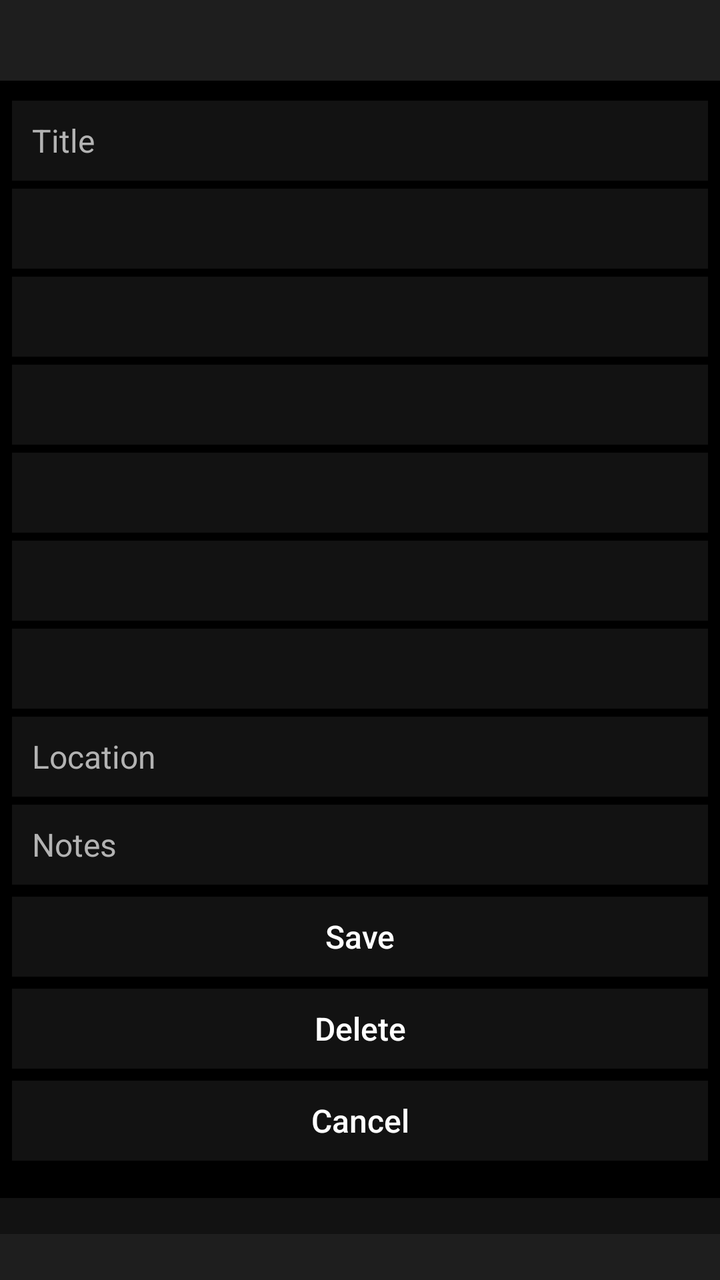
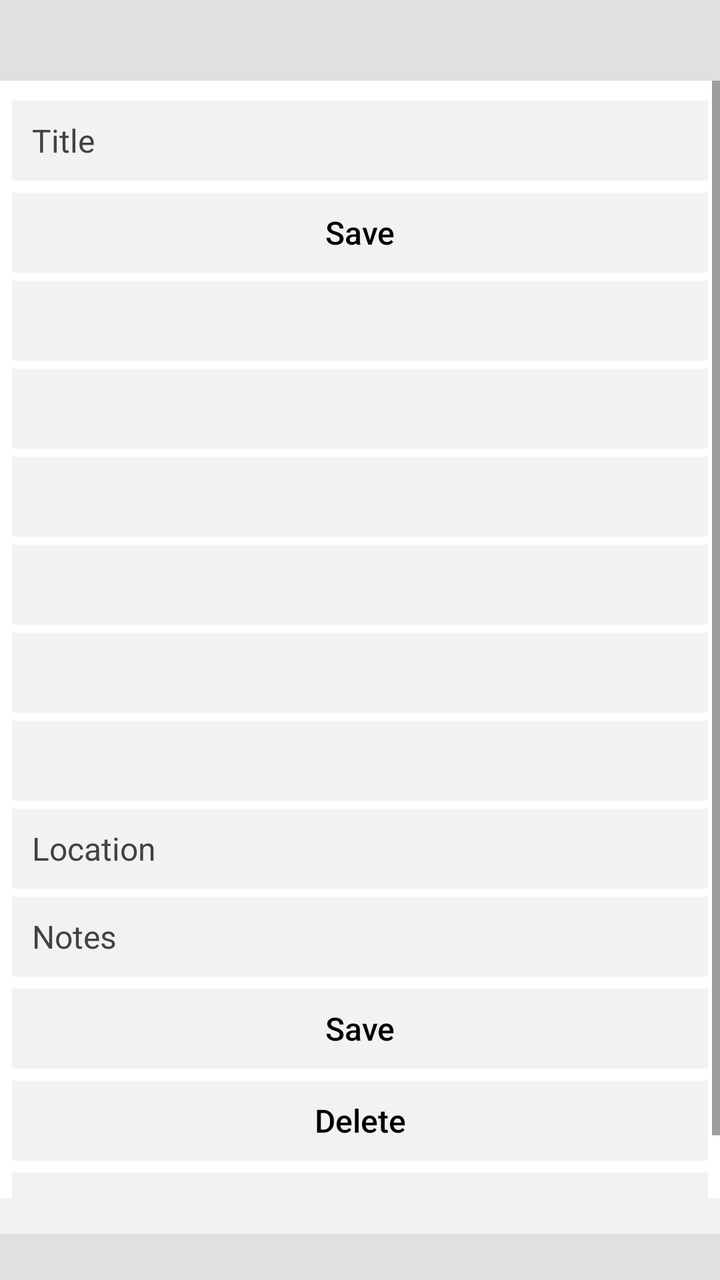

The first picture is an Android layout as it rendered before a commit; the second is the same layout after the commit. The layout source and the unified diff follow.
<!-- AndroidManifest.xml: application theme AppTheme -->
<!-- res/layout/activity_event_edit.xml -->
<?xml version="1.0" encoding="utf-8"?>
<LinearLayout xmlns:android="http://schemas.android.com/apk/res/android"
    android:layout_width="match_parent"
    android:layout_height="match_parent"
    android:background="?attr/tcBackground"
    android:orientation="vertical">

    <include layout="@layout/title_bar" />

    <ScrollView
        android:id="@+id/scroll"
        android:layout_width="match_parent"
        android:layout_height="0dp"
        android:layout_weight="1"
        android:overScrollMode="never">

        <LinearLayout
            android:layout_width="match_parent"
            android:layout_height="wrap_content"
            android:descendantFocusability="afterDescendants"
            android:orientation="vertical"
            android:padding="@dimen/gutter">

            <EditText
                android:id="@+id/title_field"
                style="@style/EditField"
                android:hint="@string/event_title_hint"
                android:inputType="textCapSentences" />

            <TextView android:id="@+id/all_day" style="@style/StepperRow" />
            <TextView android:id="@+id/start_date" style="@style/StepperRow" />
            <TextView android:id="@+id/start_time" style="@style/StepperRow" />
            <TextView android:id="@+id/end_date" style="@style/StepperRow" />
            <TextView android:id="@+id/end_time" style="@style/StepperRow" />
            <TextView android:id="@+id/repeat" style="@style/StepperRow" />

            <EditText
                android:id="@+id/location_field"
                style="@style/EditField"
                android:hint="@string/event_location_hint"
                android:inputType="textCapSentences" />

            <EditText
                android:id="@+id/notes_field"
                style="@style/EditField"
                android:hint="@string/event_notes_hint"
                android:inputType="textCapSentences|textMultiLine"
                android:maxLines="4" />

            <TextView
                android:id="@+id/error"
                android:layout_width="match_parent"
                android:layout_height="wrap_content"
                android:textColor="?attr/tcError"
                android:textSize="@dimen/text_meta"
                android:visibility="gone" />

            <Button android:id="@+id/save" style="@style/RowButton" android:text="@string/feed_save" />
            <Button android:id="@+id/delete" style="@style/RowButton" android:text="@string/delete" />
            <Button android:id="@+id/cancel" style="@style/RowButton" android:text="@string/feed_cancel" />
        </LinearLayout>
    </ScrollView>

    
    <TextView
        android:id="@+id/hint"
        android:layout_width="match_parent"
        android:layout_height="18dp"
        android:background="?attr/tcSurface"
        android:ellipsize="end"
        android:maxLines="1"
        android:paddingStart="@dimen/gutter"
        android:paddingEnd="@dimen/gutter"
        android:textColor="?attr/tcTextSecondary"
        android:textSize="11sp" />

    <include layout="@layout/softkey_bar" />
</LinearLayout>
<!-- res/layout/title_bar.xml (included above) -->
<?xml version="1.0" encoding="utf-8"?>
<LinearLayout xmlns:android="http://schemas.android.com/apk/res/android"
    android:layout_width="match_parent"
    android:layout_height="wrap_content"
    android:background="?attr/tcSurfaceHeader"
    android:focusable="false"
    android:orientation="vertical"
    android:paddingStart="@dimen/gutter"
    android:paddingEnd="@dimen/gutter">

    <TextView
        android:id="@+id/title"
        android:layout_width="match_parent"
        android:layout_height="wrap_content"
        android:ellipsize="end"
        android:maxLines="1"
        android:textColor="?attr/tcTextPrimary"
        android:textSize="@dimen/text_header" />

    <TextView
        android:id="@+id/status"
        android:layout_width="match_parent"
        android:layout_height="16dp"
        android:ellipsize="end"
        android:maxLines="1"
        android:textColor="?attr/tcTextSecondary"
        android:textSize="11sp" />
</LinearLayout>
<!-- res/layout/softkey_bar.xml (included above) -->
<?xml version="1.0" encoding="utf-8"?>
<LinearLayout xmlns:android="http://schemas.android.com/apk/res/android"
    android:id="@+id/softkey_bar"
    android:layout_width="match_parent"
    android:layout_height="wrap_content"
    android:background="?attr/tcSurfaceHeader"
    android:focusable="false"
    android:orientation="horizontal"
    android:paddingStart="@dimen/gutter"
    android:paddingEnd="@dimen/gutter">

    <TextView
        android:id="@+id/softkey_left"
        style="@style/Softkey"
        android:gravity="start" />

    <TextView
        android:id="@+id/softkey_center"
        style="@style/Softkey"
        android:gravity="center"
        android:textColor="?attr/tcTextPrimary" />

    <TextView
        android:id="@+id/softkey_right"
        style="@style/Softkey"
        android:gravity="end" />
</LinearLayout>
<!-- resources referenced by this layout -->
<resources>
  <dimen name="gutter">6dp</dimen>
  <dimen name="text_header">18sp</dimen>
  <dimen name="text_meta">13sp</dimen>
  <string name="delete">Delete</string>
  <string name="event_location_hint">Location</string>
  <string name="event_notes_hint">Notes</string>
  <string name="event_title_hint">Title</string>
  <string name="feed_cancel">Cancel</string>
  <string name="feed_save">Save</string>
  <style name="AppTheme" parent="AppTheme.Dark" />
  <dimen name="row_min_height">40dp</dimen>
  <dimen name="text_body">16sp</dimen>
  <dimen name="text_softkey">14sp</dimen>
  <style name="AppTheme.Dark" parent="@android:style/Theme.Material.NoActionBar">
          <item name="tcBackground">@color/dark_background</item>
          <item name="tcSurface">@color/dark_surface</item>
          <item name="tcSurfaceHeader">@color/dark_surface_header</item>
          <item name="tcTextPrimary">@color/dark_text_primary</item>
          <item name="tcTextSecondary">@color/dark_text_secondary</item>
          <item name="tcAccent">@color/dark_accent</item>
          <item name="tcAccentText">@color/dark_accent</item>
          <item name="tcOnAccent">@color/dark_on_accent</item>
          <item name="tcFocusFill">@color/dark_focus_fill</item>
          <item name="tcError">@color/dark_error</item>
          <item name="tcDivider">@color/dark_divider</item>
          <item name="tcGridLine">@color/dark_grid_line</item>
          <item name="tcOutOfMonth">@color/dark_out_of_month</item>
          <item name="tcIsLight">false</item>
          <item name="android:statusBarColor">@color/dark_background</item>
          <item name="android:windowBackground">@color/dark_background</item>
          <item name="android:colorBackground">@color/dark_background</item>
          <item name="android:colorPrimary">@color/dark_surface_header</item>
          <item name="android:colorPrimaryDark">@color/dark_background</item>
          <item name="android:colorAccent">@color/dark_accent</item>
          <item name="android:textColorPrimary">@color/dark_text_primary</item>
          <item name="android:textColorSecondary">@color/dark_text_secondary</item>
          <item name="android:windowAnimationStyle">@null</item>
          <item name="android:windowContentTransitions">false</item>
          <item name="android:alertDialogTheme">@style/AppDialog.Dark</item>
      </style>
  <color name="dark_background">#FF000000</color>
  <color name="dark_surface">#FF121212</color>
  <color name="dark_surface_header">#FF1E1E1E</color>
  <color name="dark_text_primary">#FFFFFFFF</color>
  <color name="dark_text_secondary">#FFB3B3B3</color>
  <color name="dark_accent">#FF4DB6AC</color>
  <color name="dark_on_accent">#FF000000</color>
  <color name="dark_focus_fill">#404DB6AC</color>
  <color name="dark_error">#FFFF8A80</color>
  <color name="dark_divider">#FF333333</color>
  <color name="dark_grid_line">#FF3A3A3A</color>
  <color name="dark_out_of_month">#FF0B0B0B</color>
  <style name="AppDialog.Dark" parent="@android:style/Theme.Material.Dialog.Alert">
          <item name="android:colorAccent">@color/dark_accent</item>
          
          <item name="tcAccent">@color/dark_accent</item>
          <item name="tcAccentText">@color/dark_accent</item>
          <item name="tcFocusFill">@color/dark_focus_fill</item>
          <item name="tcTextPrimary">@color/dark_text_primary</item>
          <item name="tcTextSecondary">@color/dark_text_secondary</item>
          <item name="tcOnAccent">@color/dark_on_accent</item>
          <item name="tcIsLight">false</item>
          <item name="android:listViewStyle">@style/DialogList</item>
          <item name="android:windowAnimationStyle">@null</item>
          <item name="android:textSize">@dimen/text_body</item>
      </style>
  <dimen name="focus_bar">6dp</dimen>
  <!-- unchanged entries left out for length: 8 -->
</resources>

<!-- the commit's change to res/layout/activity_event_edit.xml (unified diff, before → after) -->
@@ -26,6 +26,9 @@
                 style="@style/EditField"
                 android:hint="@string/event_title_hint"
                 android:inputType="textCapSentences" />
+
+            
+            <Button android:id="@+id/save_top" style="@style/RowButton" android:text="@string/feed_save" />
 
             <TextView android:id="@+id/all_day" style="@style/StepperRow" />
             <TextView android:id="@+id/start_date" style="@style/StepperRow" />
<!-- resource entries referenced after the edit -->
@@ -9,59 +9,61 @@
   <string name="event_title_hint">Title</string>
   <string name="feed_cancel">Cancel</string>
   <string name="feed_save">Save</string>
-  <style name="AppTheme" parent="AppTheme.Dark" />
+  <style name="AppTheme" parent="AppTheme.Light" />
   <dimen name="row_min_height">40dp</dimen>
   <dimen name="text_body">16sp</dimen>
   <dimen name="text_softkey">14sp</dimen>
-  <style name="AppTheme.Dark" parent="@android:style/Theme.Material.NoActionBar">
-          <item name="tcBackground">@color/dark_background</item>
-          <item name="tcSurface">@color/dark_surface</item>
-          <item name="tcSurfaceHeader">@color/dark_surface_header</item>
-          <item name="tcTextPrimary">@color/dark_text_primary</item>
-          <item name="tcTextSecondary">@color/dark_text_secondary</item>
-          <item name="tcAccent">@color/dark_accent</item>
-          <item name="tcAccentText">@color/dark_accent</item>
-          <item name="tcOnAccent">@color/dark_on_accent</item>
-          <item name="tcFocusFill">@color/dark_focus_fill</item>
-          <item name="tcError">@color/dark_error</item>
-          <item name="tcDivider">@color/dark_divider</item>
-          <item name="tcGridLine">@color/dark_grid_line</item>
-          <item name="tcOutOfMonth">@color/dark_out_of_month</item>
-          <item name="tcIsLight">false</item>
-          <item name="android:statusBarColor">@color/dark_background</item>
-          <item name="android:windowBackground">@color/dark_background</item>
-          <item name="android:colorBackground">@color/dark_background</item>
-          <item name="android:colorPrimary">@color/dark_surface_header</item>
-          <item name="android:colorPrimaryDark">@color/dark_background</item>
-          <item name="android:colorAccent">@color/dark_accent</item>
-          <item name="android:textColorPrimary">@color/dark_text_primary</item>
-          <item name="android:textColorSecondary">@color/dark_text_secondary</item>
+  <style name="AppTheme.Light" parent="@android:style/Theme.Material.Light.NoActionBar">
+          <item name="tcBackground">@color/light_background</item>
+          <item name="tcSurface">@color/light_surface</item>
+          <item name="tcSurfaceHeader">@color/light_surface_header</item>
+          <item name="tcTextPrimary">@color/light_text_primary</item>
+          <item name="tcTextSecondary">@color/light_text_secondary</item>
+          <item name="tcAccent">@color/light_accent</item>
+          <item name="tcAccentText">@color/light_accent_text</item>
+          <item name="tcOnAccent">@color/light_on_accent</item>
+          <item name="tcFocusFill">@color/light_focus_fill</item>
+          <item name="tcError">@color/light_error</item>
+          <item name="tcDivider">@color/light_divider</item>
+          <item name="tcGridLine">@color/light_grid_line</item>
+          <item name="tcOutOfMonth">@color/light_out_of_month</item>
+          <item name="tcIsLight">true</item>
+          
+          <item name="android:statusBarColor">@color/light_accent_text</item>
+          <item name="android:windowBackground">@color/light_background</item>
+          <item name="android:colorBackground">@color/light_background</item>
+          <item name="android:colorPrimary">@color/light_surface_header</item>
+          <item name="android:colorPrimaryDark">@color/light_accent_text</item>
+          <item name="android:colorAccent">@color/light_accent</item>
+          <item name="android:textColorPrimary">@color/light_text_primary</item>
+          <item name="android:textColorSecondary">@color/light_text_secondary</item>
           <item name="android:windowAnimationStyle">@null</item>
           <item name="android:windowContentTransitions">false</item>
-          <item name="android:alertDialogTheme">@style/AppDialog.Dark</item>
+          <item name="android:alertDialogTheme">@style/AppDialog.Light</item>
       </style>
-  <color name="dark_background">#FF000000</color>
-  <color name="dark_surface">#FF121212</color>
-  <color name="dark_surface_header">#FF1E1E1E</color>
-  <color name="dark_text_primary">#FFFFFFFF</color>
-  <color name="dark_text_secondary">#FFB3B3B3</color>
-  <color name="dark_accent">#FF4DB6AC</color>
-  <color name="dark_on_accent">#FF000000</color>
-  <color name="dark_focus_fill">#404DB6AC</color>
-  <color name="dark_error">#FFFF8A80</color>
-  <color name="dark_divider">#FF333333</color>
-  <color name="dark_grid_line">#FF3A3A3A</color>
-  <color name="dark_out_of_month">#FF0B0B0B</color>
-  <style name="AppDialog.Dark" parent="@android:style/Theme.Material.Dialog.Alert">
-          <item name="android:colorAccent">@color/dark_accent</item>
+  <color name="light_background">#FFFFFFFF</color>
+  <color name="light_surface">#FFF2F2F2</color>
+  <color name="light_surface_header">#FFE0E0E0</color>
+  <color name="light_text_primary">#FF000000</color>
+  <color name="light_text_secondary">#FF424242</color>
+  <color name="light_accent">#FF00796B</color>
+  <color name="light_accent_text">#FF00574B</color>
+  <color name="light_on_accent">#FFFFFFFF</color>
+  <color name="light_focus_fill">#3300796B</color>
+  <color name="light_error">#FFB71C1C</color>
+  <color name="light_divider">#FFCCCCCC</color>
+  <color name="light_grid_line">#FFBDBDBD</color>
+  <color name="light_out_of_month">#FFEEEEEE</color>
+  <style name="AppDialog.Light" parent="@android:style/Theme.Material.Light.Dialog.Alert">
+          <item name="android:colorAccent">@color/light_accent</item>
           
-          <item name="tcAccent">@color/dark_accent</item>
-          <item name="tcAccentText">@color/dark_accent</item>
-          <item name="tcFocusFill">@color/dark_focus_fill</item>
-          <item name="tcTextPrimary">@color/dark_text_primary</item>
-          <item name="tcTextSecondary">@color/dark_text_secondary</item>
-          <item name="tcOnAccent">@color/dark_on_accent</item>
-          <item name="tcIsLight">false</item>
+          <item name="tcAccent">@color/light_accent</item>
+          <item name="tcAccentText">@color/light_accent_text</item>
+          <item name="tcFocusFill">@color/light_focus_fill</item>
+          <item name="tcTextPrimary">@color/light_text_primary</item>
+          <item name="tcTextSecondary">@color/light_text_secondary</item>
+          <item name="tcOnAccent">@color/light_on_accent</item>
+          <item name="tcIsLight">true</item>
           <item name="android:listViewStyle">@style/DialogList</item>
           <item name="android:windowAnimationStyle">@null</item>
           <item name="android:textSize">@dimen/text_body</item>
